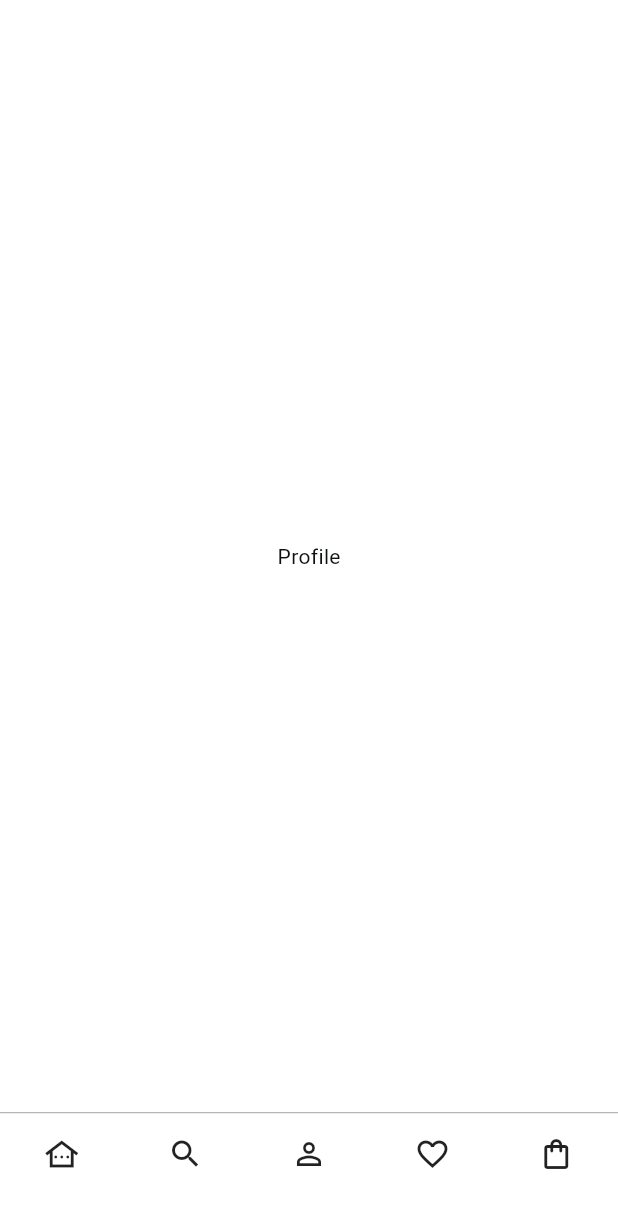
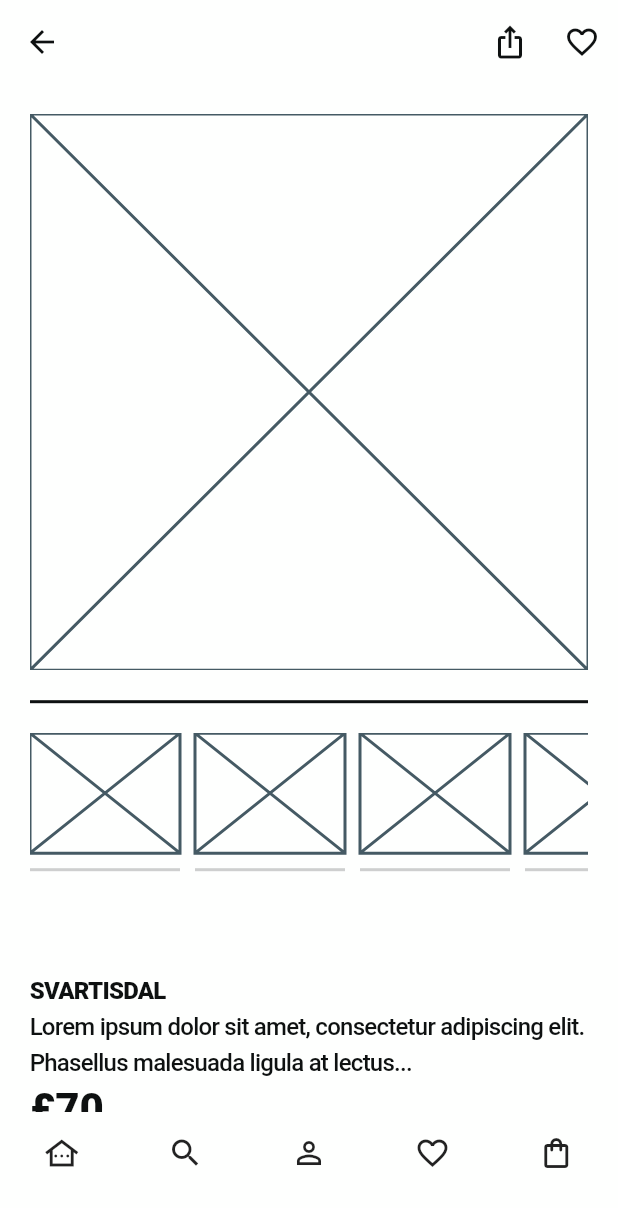
Before and after one commit to ahmetkadircicek/flutter-learn, a Flutter app: the screen it shows after launch, swiped to page 3, on a phone screen of 412 x 824 dp. Shown: the top 1208 px of the screen. Run offline on Flutter 3.47's test engine with Material 3 defaults, Android fonts, the phone set to English and light mode, and no system bars.

Commit message:
feat: main views added

```diff
--- a/ikea_clone/lib/core/base/view/home_view.dart
+++ b/ikea_clone/lib/core/base/view/home_view.dart
@@ -31,7 +31,7 @@ class HomeView extends StatelessWidget {
         child: Column(
           children: [
             SizedBox(height: 30),
-            Headline(text: 'Explore and get inspired'),
+            Headline1(text: 'Explore and get inspired'),
             SizedBox(height: 20),
             HomeCarousel(),
           ],
@@ -75,7 +75,7 @@ class HomeCarousel extends StatelessWidget {
                     children: [
                       Body(
                         text: 'SVARTISDAL',
-                        fontWeight: FontWeight.w900,
+                        fontWeight: FontWeight.w800,
                         letterSpacing: -0.5,
                       ),
                       Body(
@@ -83,7 +83,7 @@ class HomeCarousel extends StatelessWidget {
                         fontWeight: FontWeight.w500,
                         letterSpacing: -0.5,
                       ),
-                      Headline(
+                      Headline1(
                         text: '£70',
                       ),
                     ],
--- a/ikea_clone/lib/core/base/view/main_page_view.dart
+++ b/ikea_clone/lib/core/base/view/main_page_view.dart
@@ -1,5 +1,7 @@
 import 'package:flutter/material.dart';
 import 'package:ikea_clone/core/base/view/home_view.dart';
+import 'package:ikea_clone/core/base/view/product_details_view.dart';
+import 'package:ikea_clone/core/base/view/search_view.dart';
 
 class MainPageView extends StatelessWidget {
   const MainPageView({super.key});
@@ -9,12 +11,11 @@ class MainPageView extends StatelessWidget {
     return Scaffold(
       body: SafeArea(
         child: PageView(
-          physics: const NeverScrollableScrollPhysics(),
+          // physics: const NeverScrollableScrollPhysics(),
           children: const [
             HomeView(),
-            Center(
-              child: Text('Search'),
-            ),
+            SearchView(),
+            ProductDetailsView(),
             Center(
               child: Text('Profile'),
             ),
@@ -28,14 +29,7 @@ class MainPageView extends StatelessWidget {
         ),
       ),
       bottomNavigationBar: Container(
-        decoration: BoxDecoration(
-          border: Border(
-            top: BorderSide(
-              color: Theme.of(context).colorScheme.onSurface.withOpacity(0.5),
-              width: 0.5,
-            ),
-          ),
-        ),
+        decoration: const BoxDecoration(),
         height: MediaQuery.of(context).size.height * 0.1,
         child: const Padding(
           padding: EdgeInsets.symmetric(vertical: 15.0),
--- a/ikea_clone/lib/core/base/view/onboard/enable_tracking_view.dart
+++ b/ikea_clone/lib/core/base/view/onboard/enable_tracking_view.dart
@@ -25,7 +25,7 @@ class EnableTrackingView extends StatelessWidget {
                   const SizedBox(height: 50),
                   SizedBox(
                     width: MediaQuery.of(context).size.width * 0.6,
-                    child: const Headline(
+                    child: const Headline1(
                       text: LocaleKeys.enableTrackingHeadline,
                     ),
                   ),
--- a/ikea_clone/lib/core/base/view/onboard/welcome_slides/welcome_first_view.dart
+++ b/ikea_clone/lib/core/base/view/onboard/welcome_slides/welcome_first_view.dart
@@ -26,13 +26,13 @@ class WelcomeFirstView extends StatelessWidget {
             ),
             const SizedBox(
               height: 30,
-              child: Subtitle(
+              child: Subtitle1(
                 text: 'You can now shop inspiratinal rooms based on your style.',
                 textAling: TextAlign.center,
               ),
             ),
             const SizedBox(height: 5),
-            const Subtitle(
+            const Subtitle1(
               text: 'Skip',
               textAling: TextAlign.center,
               fontWeight: FontWeight.bold,
--- a/ikea_clone/lib/core/base/view/onboard/welcome_slides/welcome_second_view.dart
+++ b/ikea_clone/lib/core/base/view/onboard/welcome_slides/welcome_second_view.dart
@@ -23,12 +23,12 @@ class WelcomeSecondView extends StatelessWidget {
               fit: BoxFit.fill,
             ),
             const CurrentPageIndicator(currentIndex: 2),
-            const Subtitle(
+            const Subtitle1(
               text: 'Quickly save your favourites to shopping lists.',
               textAling: TextAlign.center,
             ),
             const SizedBox(height: 5),
-            const Subtitle(
+            const Subtitle1(
               text: 'Skip',
               textAling: TextAlign.center,
               fontWeight: FontWeight.bold,
--- a/ikea_clone/lib/core/base/view/onboard/welcome_slides/welcome_third_view.dart
+++ b/ikea_clone/lib/core/base/view/onboard/welcome_slides/welcome_third_view.dart
@@ -25,12 +25,12 @@ class WelcomeThirdView extends StatelessWidget {
             const CurrentPageIndicator(
               currentIndex: 3,
             ),
-            const Subtitle(
+            const Subtitle1(
               text: 'Access your digital IKEA Family card anytime',
               textAling: TextAlign.center,
             ),
             const SizedBox(height: 5),
-            const Subtitle(
+            const Subtitle1(
               text: 'Done',
               textAling: TextAlign.center,
               fontWeight: FontWeight.bold,
--- /dev/null
+++ b/ikea_clone/lib/core/base/view/product_details_view.dart
@@ -0,0 +1,108 @@
+import 'package:flutter/material.dart';
+
+import '../../components/text.dart';
+
+class ProductDetailsView extends StatelessWidget {
+  const ProductDetailsView({super.key});
+
+  @override
+  Widget build(BuildContext context) {
+    return Scaffold(
+      appBar: AppBar(
+        leading: IconButton(
+          icon: const Icon(Icons.arrow_back),
+          onPressed: () {
+            Navigator.of(context).pop();
+          },
+        ),
+        actions: [
+          IconButton(
+            icon: const Icon(Icons.ios_share_outlined),
+            onPressed: () {},
+          ),
+          IconButton(
+            icon: const Icon(Icons.favorite_outline),
+            onPressed: () {},
+          ),
+        ],
+      ),
+      body: SingleChildScrollView(
+        child: Padding(
+          padding: const EdgeInsets.all(20.0),
+          child: Column(
+            crossAxisAlignment: CrossAxisAlignment.start,
+            children: [
+              SizedBox(
+                height: MediaQuery.of(context).size.width * 0.9,
+                width: MediaQuery.of(context).size.width,
+                child: PageView(
+                  children: const [
+                    Placeholder(),
+                    Placeholder(),
+                    Placeholder(),
+                  ],
+                ),
+              ),
+              const SizedBox(height: 20),
+              Container(
+                color: Theme.of(context).colorScheme.onSurface,
+                height: 2,
+                width: MediaQuery.of(context).size.width,
+              ),
+              const SizedBox(height: 20),
+              SizedBox(
+                height: 100,
+                child: ListView.builder(
+                  scrollDirection: Axis.horizontal,
+                  itemCount: 10,
+                  shrinkWrap: true,
+                  itemBuilder: (BuildContext context, int index) {
+                    return Padding(
+                      padding: const EdgeInsets.only(right: 10.0),
+                      child: SizedBox(
+                        width: 100,
+                        child: Column(
+                          children: [
+                            const SizedBox(height: 80, child: Placeholder()),
+                            const SizedBox(height: 10),
+                            Container(
+                              color: Theme.of(context).colorScheme.onSurface.withOpacity(0.2),
+                              height: 2,
+                              width: MediaQuery.of(context).size.width,
+                            ),
+                          ],
+                        ),
+                      ),
+                    );
+                  },
+                ),
+              ),
+              const SizedBox(height: 60),
+              const Column(
+                mainAxisAlignment: MainAxisAlignment.start,
+                crossAxisAlignment: CrossAxisAlignment.start,
+                children: [
+                  Body(
+                    text: 'SVARTISDAL',
+                    fontWeight: FontWeight.w800,
+                    letterSpacing: -0.5,
+                  ),
+                  Body(
+                    text:
+                        'Lorem ipsum dolor sit amet, consectetur adipiscing elit. Phasellus malesuada ligula at lectus...',
+                    fontWeight: FontWeight.w500,
+                    letterSpacing: -0.5,
+                  ),
+                  Headline1(
+                    text: '£70',
+                    fontWeight: FontWeight.w800,
+                  ),
+                ],
+              ),
+            ],
+          ),
+        ),
+      ),
+    );
+  }
+}
--- a/ikea_clone/lib/main.dart
+++ b/ikea_clone/lib/main.dart
@@ -1,6 +1,7 @@
 import 'package:flutter/material.dart';
-import 'package:ikea_clone/core/base/view/home_view.dart';
+import 'package:ikea_clone/core/base/view/checkout_view.dart';
 import 'package:ikea_clone/core/base/view/main_page_view.dart';
+import 'package:ikea_clone/core/base/view/product_details_view.dart';
 import 'package:ikea_clone/product/theme/theme.dart';
 
 void main() {
```
Also changed, not shown: ikea_clone/lib/core/base/view/category_view.dart (added, +201 -0 lines), ikea_clone/lib/core/base/view/checkout_view.dart (added, +127 -0 lines), ikea_clone/lib/core/base/view/onboard/select_country_view.dart (+4 -4 lines), ikea_clone/lib/core/base/view/search_view.dart (added, +110 -0 lines), ikea_clone/lib/core/components/privacy_checkbox.dart (added, +47 -0 lines), ikea_clone/lib/core/components/text.dart (+93 -9 lines), ikea_clone/assets/images/category_image.jpg (added), 1 other file.
